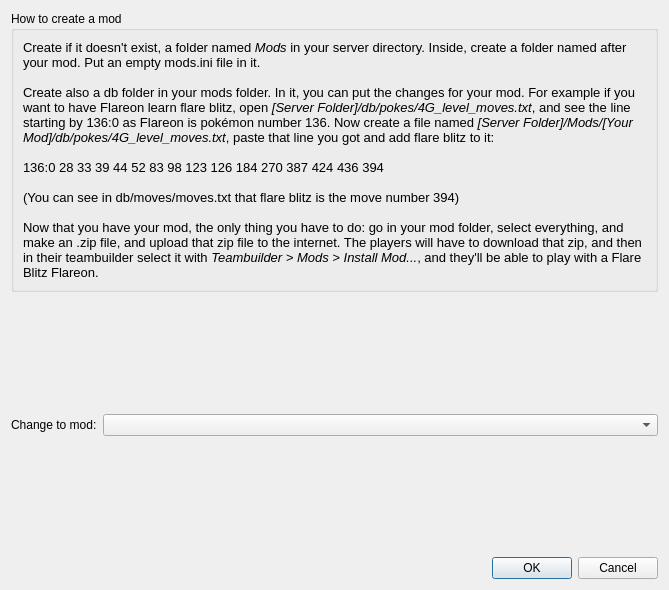
First picture: the form in src/Server/modswindow.ui, repository po-devs/pokemon-online, before the edit.
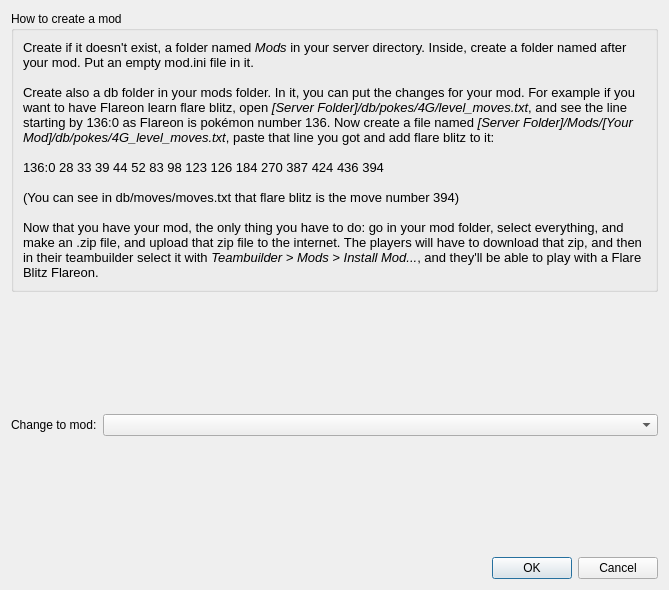
Second picture: the form after the edit.

Commit message: Fixed mod tutorial a bit

```diff
--- a/src/Server/modswindow.ui
+++ b/src/Server/modswindow.ui
@@ -27,8 +27,8 @@
 &lt;html&gt;&lt;head&gt;&lt;meta name=&quot;qrichtext&quot; content=&quot;1&quot; /&gt;&lt;style type=&quot;text/css&quot;&gt;
 p, li { white-space: pre-wrap; }
 &lt;/style&gt;&lt;/head&gt;&lt;body style=&quot; font-family:'Droid Sans'; font-size:10pt; font-weight:400; font-style:normal;&quot;&gt;
-&lt;p style=&quot; margin-top:0px; margin-bottom:0px; margin-left:0px; margin-right:0px; -qt-block-indent:0; text-indent:0px;&quot;&gt;Create if it doesn't exist, a folder named &lt;span style=&quot; font-style:italic;&quot;&gt;Mods&lt;/span&gt; in your server directory. Inside, create a folder named after your mod. Put an empty mods.ini file in it.&lt;br /&gt;&lt;/p&gt;
-&lt;p style=&quot; margin-top:0px; margin-bottom:0px; margin-left:0px; margin-right:0px; -qt-block-indent:0; text-indent:0px;&quot;&gt;Create also a db folder in your mods folder. In it, you can put the changes for your mod. For example if you want to have Flareon learn flare blitz, open &lt;span style=&quot; font-style:italic;&quot;&gt;[Server Folder]/db/pokes/4G_level_moves.txt&lt;/span&gt;, and see the line starting by 136:0 as Flareon is pokémon number 136. Now create a file named &lt;span style=&quot; font-style:italic;&quot;&gt;[Server Folder]/Mods/[Your Mod]/db/pokes/4G_level_moves.txt&lt;/span&gt;, paste that line you got and add flare blitz to it: &lt;/p&gt;
+&lt;p style=&quot; margin-top:0px; margin-bottom:0px; margin-left:0px; margin-right:0px; -qt-block-indent:0; text-indent:0px;&quot;&gt;Create if it doesn't exist, a folder named &lt;span style=&quot; font-style:italic;&quot;&gt;Mods&lt;/span&gt; in your server directory. Inside, create a folder named after your mod. Put an empty mod.ini file in it.&lt;br /&gt;&lt;/p&gt;
+&lt;p style=&quot; margin-top:0px; margin-bottom:0px; margin-left:0px; margin-right:0px; -qt-block-indent:0; text-indent:0px;&quot;&gt;Create also a db folder in your mods folder. In it, you can put the changes for your mod. For example if you want to have Flareon learn flare blitz, open &lt;span style=&quot; font-style:italic;&quot;&gt;[Server Folder]/db/pokes/4G/level_moves.txt&lt;/span&gt;, and see the line starting by 136:0 as Flareon is pokémon number 136. Now create a file named &lt;span style=&quot; font-style:italic;&quot;&gt;[Server Folder]/Mods/[Your Mod]/db/pokes/4G_level_moves.txt&lt;/span&gt;, paste that line you got and add flare blitz to it: &lt;/p&gt;
 &lt;p style=&quot;-qt-paragraph-type:empty; margin-top:0px; margin-bottom:0px; margin-left:0px; margin-right:0px; -qt-block-indent:0; text-indent:0px;&quot;&gt;&lt;/p&gt;
 &lt;p style=&quot; margin-top:0px; margin-bottom:0px; margin-left:0px; margin-right:0px; -qt-block-indent:0; text-indent:0px;&quot;&gt;136:0 28 33 39 44 52 83 98 123 126 184 270 387 424 436 394&lt;/p&gt;
 &lt;p style=&quot;-qt-paragraph-type:empty; margin-top:0px; margin-bottom:0px; margin-left:0px; margin-right:0px; -qt-block-indent:0; text-indent:0px;&quot;&gt;&lt;/p&gt;
```
